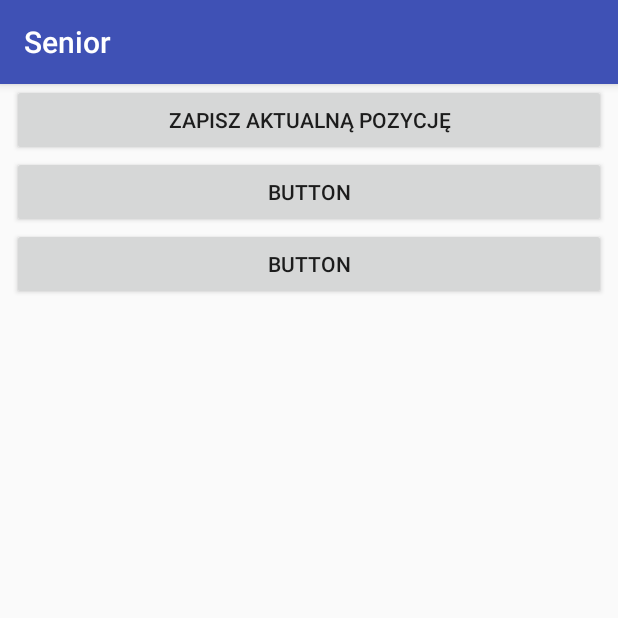
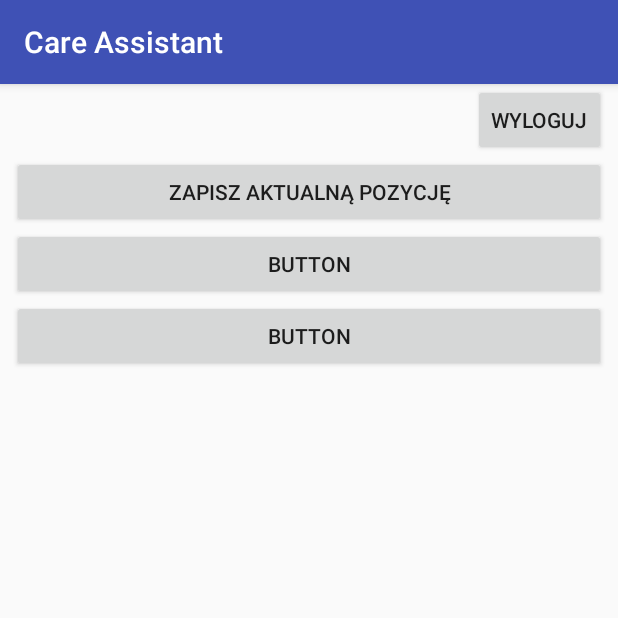
Before and after one commit to ArkadiuszGroch/SeniorCareAssistant, an Android app: the MainActivity screen opened directly, with no data from a screen before it, on a phone screen of 412 x 824 dp, the top half of it. Run offline under Robolectric (Android 15) with nearby library versions, the phone set to English and light mode, and no system bars.

Commit message:
Added logout button

```diff
--- a/AndroidClient/app/src/main/java/pl/edu/pwste/goco/senior/MainActivity.java
+++ b/AndroidClient/app/src/main/java/pl/edu/pwste/goco/senior/MainActivity.java
@@ -21,4 +21,10 @@ public class MainActivity extends AppCompatActivity {
         Intent intent = new Intent(this, SaveLocationActivity.class);
         startActivity(intent);
     }
+
+    public void btnLogoutClick(View view) {
+        Intent intent = new Intent(this, LoginActivity.class);
+        LoginActivity.isLogout = true;
+        startActivity(intent);
+    }
 }
--- a/AndroidClient/app/src/main/res/layout/activity_main.xml
+++ b/AndroidClient/app/src/main/res/layout/activity_main.xml
@@ -20,6 +20,14 @@
         tools:layout_editor_absoluteX="-42dp">
 
         <Button
+            android:id="@+id/btnLogout"
+            android:layout_width="wrap_content"
+            android:layout_height="wrap_content"
+            android:layout_gravity="right"
+            android:onClick="btnLogoutClick"
+            android:text="@string/logout" />
+
+        <Button
             android:id="@+id/btnSaveLocalization"
             android:layout_width="match_parent"
             android:layout_height="wrap_content"
--- a/AndroidClient/app/src/main/res/values/strings.xml
+++ b/AndroidClient/app/src/main/res/values/strings.xml
@@ -3,12 +3,13 @@
     <!--<string name="urlService">https://senior1.herokuapp.com/</string>-->
     <string name="urlService">http://192.168.1.103:8090/</string>
     <!--Login screen-->
-    <string name="app_name">Senior</string>
+    <string name="app_name">Care Assistant</string>
     <string name="register">Zarejestruj</string>
     <string name="signIn">Zaloguj</string>
     <string name="login">Login</string>
     <string name="password">Haslo</string>
     <string name="invalidLoginOrPassword">Nieprawidłowy login lub hasło</string>
+    <string name="logout">Wyloguj</string>
 
     <!--Register screen-->
     <string name="confirmPassword">Powtórz hasło</string>
```
Also changed, not shown: AndroidClient/app/src/main/java/pl/edu/pwste/goco/senior/Configuration/RestConfiguration.java (+6 -1 lines), AndroidClient/app/src/main/java/pl/edu/pwste/goco/senior/LoginActivity.java (+20 -8 lines).
